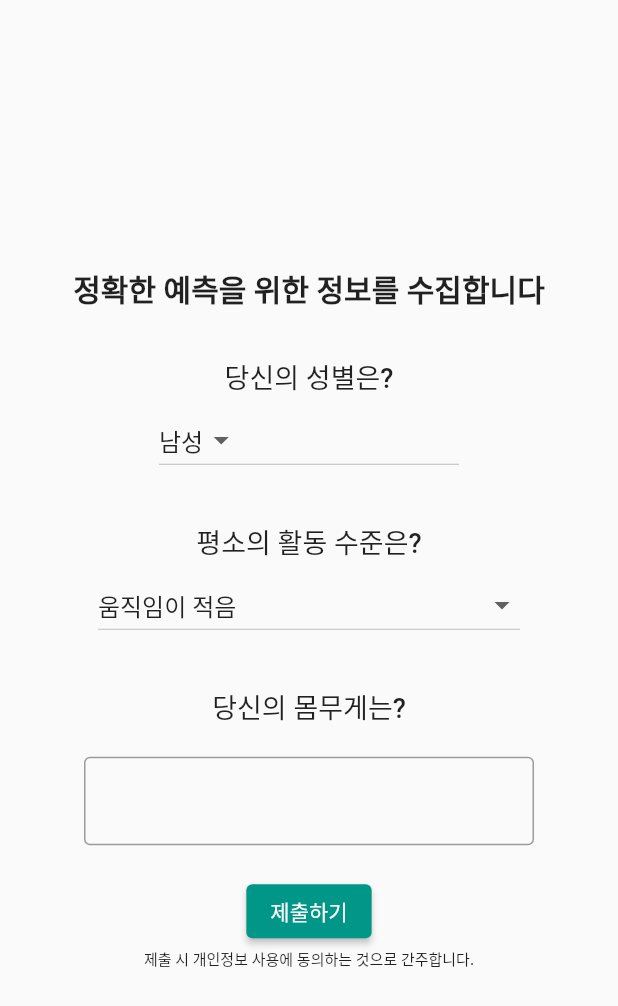
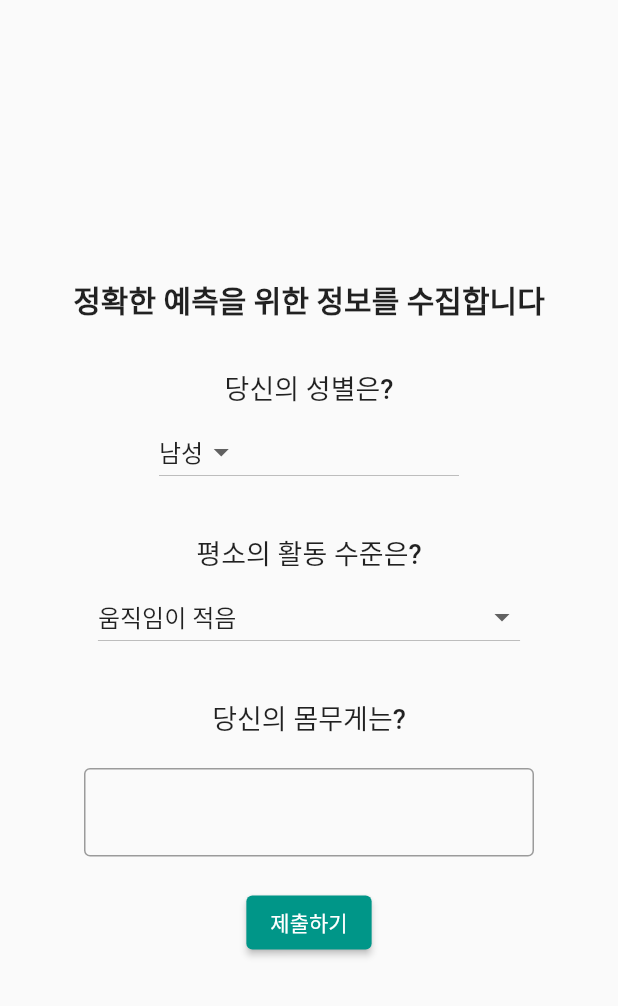
Before and after one commit to bakdogyun/waterminder, a Flutter app: the screen it shows once a user with an empty profile is signed in, on a phone screen of 412 x 824 dp. Shown: the top 1006 px of the screen. Run offline on Flutter 3.47's test engine with Material 2 defaults, Android fonts, the phone set to English and light mode, and no system bars; our stand-ins replace cloud_firestore, firebase_auth, firebase_core, fl_chart, flutter_local_notifications, google_sign_in and 1 more; missing offline and left inert: dart:ffi; accounts and stored records are empty.

Commit message:
Revert "개인정보 동의 추가"
This reverts commit 6317af2dd20f31a9ee155cfe680ee779a93e2a55.

```diff
--- a/lib/screen/setUser.dart
+++ b/lib/screen/setUser.dart
@@ -115,9 +115,7 @@ class _SetUserState extends State<SetUser> {
                       .setUserState(gender, activity, weight);
                 });
               },
-              child: Text('제출하기')),
-          Text('제출 시 개인정보 사용에 동의하는 것으로 간주합니다.',
-              style: TextStyle(fontWeight: FontWeight.w500, fontSize: 10))
+              child: Text('제출하기'))
         ],
       ),
     );
```
